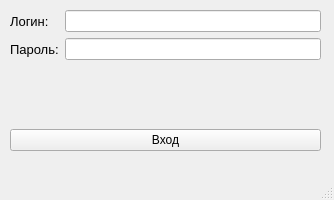
DashaSimonova/school_project, file uis/login.ui: the form before one commit.
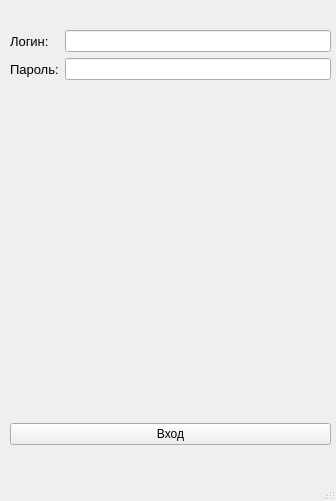
The form after the commit. Icons and pictures are not drawn.

Patch:
```diff
--- a/uis/login.ui
+++ b/uis/login.ui
@@ -6,27 +6,37 @@
    <rect>
     <x>0</x>
     <y>0</y>
-    <width>334</width>
-    <height>200</height>
+    <width>336</width>
+    <height>501</height>
    </rect>
   </property>
   <property name="windowTitle">
    <string>Авторизация</string>
   </property>
   <widget class="QWidget" name="centralwidget">
-   <widget class="QWidget" name="">
+   <widget class="QWidget" name="layoutWidget">
     <property name="geometry">
      <rect>
       <x>10</x>
       <y>10</y>
-      <width>311</width>
-      <height>141</height>
+      <width>321</width>
+      <height>435</height>
      </rect>
     </property>
     <layout class="QVBoxLayout" name="verticalLayout">
+     <item>
+      <widget class="QLabel" name="label_3">
+       <property name="text">
+        <string/>
+       </property>
+       <property name="pixmap">
+        <pixmap>../images/uni.jpg</pixmap>
+       </property>
+      </widget>
+     </item>
      <item>
       <layout class="QFormLayout" name="formLayout">
-       <item row="0" column="0">
+       <item row="1" column="0">
         <widget class="QLabel" name="label">
          <property name="font">
           <font>
@@ -38,10 +48,10 @@
          </property>
         </widget>
        </item>
-       <item row="0" column="1">
+       <item row="1" column="1">
         <widget class="QLineEdit" name="username_input"/>
        </item>
-       <item row="1" column="0">
+       <item row="2" column="0">
         <widget class="QLabel" name="label_2">
          <property name="font">
           <font>
@@ -53,14 +63,14 @@
          </property>
         </widget>
        </item>
-       <item row="1" column="1">
+       <item row="2" column="1">
         <widget class="QLineEdit" name="password_input">
          <property name="echoMode">
           <enum>QLineEdit::Password</enum>
          </property>
         </widget>
        </item>
-       <item row="2" column="0">
+       <item row="3" column="0">
         <spacer name="verticalSpacer">
          <property name="orientation">
           <enum>Qt::Vertical</enum>
```
Left out of the diff: 2 changed lines with no effect on the pictures.
